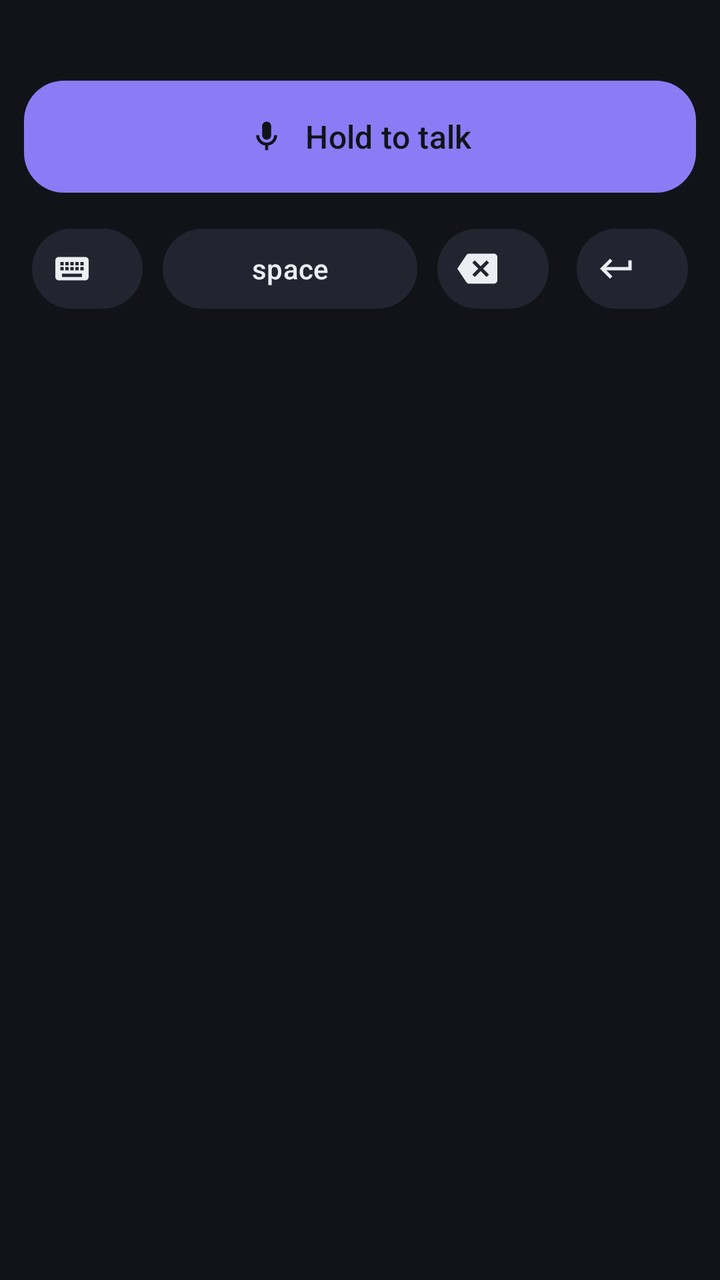
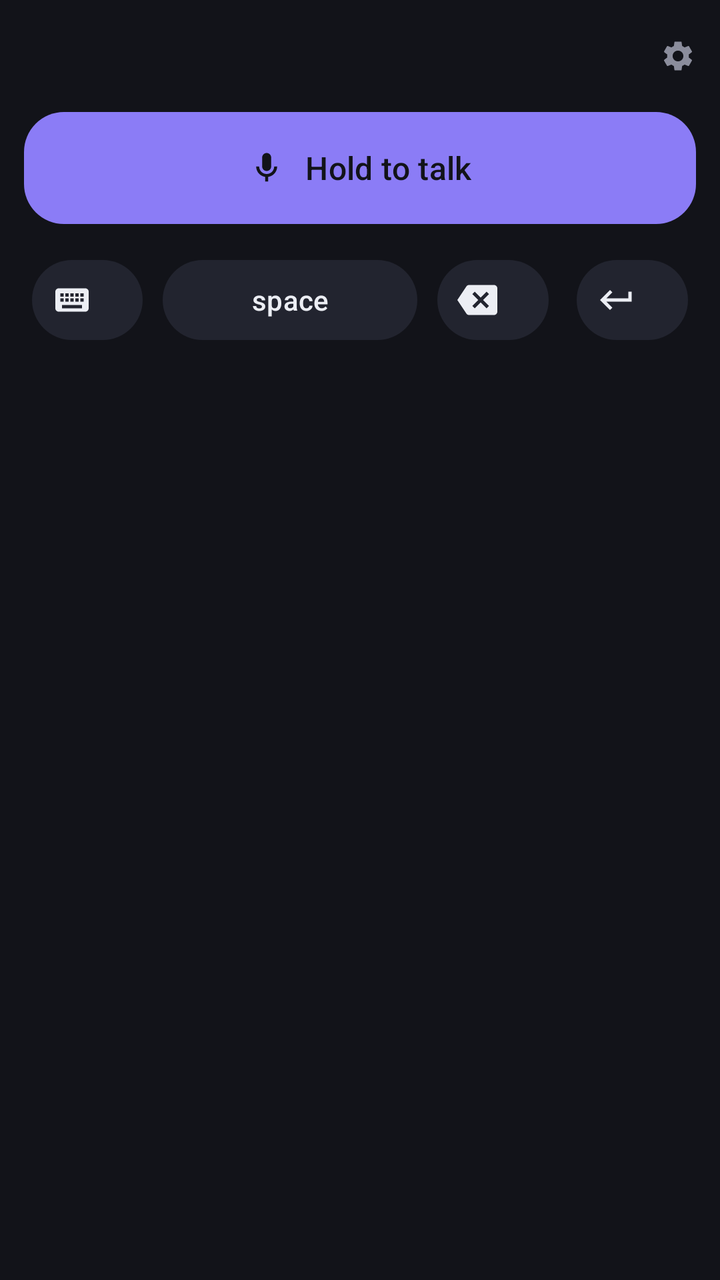

Two renders of the same Android screen: before a commit and after it. Below are the layout's source before the change and the commit's diff.
<!-- AndroidManifest.xml: application theme Theme.VoxScribe -->
<!-- res/layout/keyboard_view.xml -->
<?xml version="1.0" encoding="utf-8"?>
<LinearLayout xmlns:android="http://schemas.android.com/apk/res/android"
    xmlns:app="http://schemas.android.com/apk/res-auto"
    android:layout_width="match_parent"
    android:layout_height="wrap_content"
    android:orientation="vertical"
    android:background="@color/vox_surface"
    android:padding="12dp">

    <com.google.android.material.textview.MaterialTextView
        android:id="@+id/status_text"
        android:layout_width="match_parent"
        android:layout_height="wrap_content"
        android:gravity="center"
        android:textColor="@color/vox_on_surface_muted"
        android:textAppearance="?attr/textAppearanceLabelMedium"
        android:paddingBottom="8dp" />

    <com.google.android.material.button.MaterialButton
        android:id="@+id/mic_button"
        style="@style/Widget.Material3.Button"
        android:layout_width="match_parent"
        android:layout_height="64dp"
        android:text="@string/mic_button_idle"
        android:textSize="16sp"
        app:icon="@drawable/ic_mic"
        app:iconGravity="textStart"
        app:iconPadding="10dp"
        app:cornerRadius="20dp"
        app:backgroundTint="@color/vox_primary"
        android:textColor="@color/vox_on_primary"
        app:iconTint="@color/vox_on_primary"
        android:contentDescription="@string/desc_mic_idle" />

    <LinearLayout
        android:layout_width="match_parent"
        android:layout_height="wrap_content"
        android:orientation="horizontal"
        android:layout_marginTop="10dp">

        <com.google.android.material.button.MaterialButton
            android:id="@+id/switch_keyboard_button"
            style="@style/Widget.Material3.Button.IconButton.Filled.Tonal"
            android:layout_width="0dp"
            android:layout_height="wrap_content"
            android:layout_weight="1"
            android:layout_marginEnd="6dp"
            app:icon="@drawable/ic_keyboard_switch"
            app:iconTint="@color/vox_on_surface"
            app:backgroundTint="@color/vox_surface_container_high"
            android:contentDescription="@string/desc_switch_keyboard" />

        <com.google.android.material.button.MaterialButton
            android:id="@+id/space_button"
            style="@style/Widget.Material3.Button.TonalButton"
            android:layout_width="0dp"
            android:layout_height="wrap_content"
            android:layout_weight="2"
            android:layout_marginEnd="6dp"
            android:text="@string/key_space"
            android:textColor="@color/vox_on_surface"
            app:backgroundTint="@color/vox_surface_container_high" />

        <com.google.android.material.button.MaterialButton
            android:id="@+id/backspace_button"
            style="@style/Widget.Material3.Button.IconButton.Filled.Tonal"
            android:layout_width="0dp"
            android:layout_height="wrap_content"
            android:layout_weight="1"
            android:layout_marginEnd="6dp"
            app:icon="@drawable/ic_backspace"
            app:iconTint="@color/vox_on_surface"
            app:backgroundTint="@color/vox_surface_container_high"
            android:contentDescription="@string/desc_backspace" />

        <com.google.android.material.button.MaterialButton
            android:id="@+id/enter_button"
            style="@style/Widget.Material3.Button.IconButton.Filled.Tonal"
            android:layout_width="0dp"
            android:layout_height="wrap_content"
            android:layout_weight="1"
            app:icon="@drawable/ic_keyboard_return"
            app:iconTint="@color/vox_on_surface"
            app:backgroundTint="@color/vox_surface_container_high"
            android:contentDescription="@string/desc_enter" />

    </LinearLayout>
</LinearLayout>
<!-- resources referenced by this layout -->
<resources>
  <color name="vox_on_primary">#121319</color>
  <color name="vox_on_surface">#ECEEF4</color>
  <color name="vox_on_surface_muted">#8B8D9C</color>
  <color name="vox_primary">#8B7CF6</color>
  <color name="vox_surface">#121319</color>
  <color name="vox_surface_container_high">#22242F</color>
  <!-- drawable ic_backspace (drawable) -->
  <?xml version="1.0" encoding="utf-8"?>
  <vector xmlns:android="http://schemas.android.com/apk/res/android"
      android:width="24dp"
      android:height="24dp"
      android:viewportWidth="24"
      android:viewportHeight="24"
      android:tint="?attr/colorOnSurface">
      <path
          android:fillColor="#FF000000"
          android:pathData="M22,3H7c-0.69,0 -1.23,0.35 -1.59,0.88L0,12l5.41,8.11C5.77,20.64 6.31,21 7,21h15c1.1,0 2,-0.9 2,-2V5c0,-1.1 -0.9,-2 -2,-2zM19,15.59L17.59,17 14,13.41 10.41,17 9,15.59 12.59,12 9,8.41 10.41,7 14,10.59 17.59,7 19,8.41 15.41,12 19,15.59z" />
  </vector>
  <!-- drawable ic_keyboard_return (drawable) -->
  <?xml version="1.0" encoding="utf-8"?>
  <vector xmlns:android="http://schemas.android.com/apk/res/android"
      android:width="24dp"
      android:height="24dp"
      android:viewportWidth="24"
      android:viewportHeight="24"
      android:tint="?attr/colorOnSurface">
      <path
          android:fillColor="#FF000000"
          android:pathData="M19,7v4H5.83l3.58,-3.59L8,6l-6,6 6,6 1.41,-1.41L5.83,13H21V7z" />
  </vector>
  <!-- drawable ic_mic (drawable) -->
  <?xml version="1.0" encoding="utf-8"?>
  <vector xmlns:android="http://schemas.android.com/apk/res/android"
      android:width="24dp"
      android:height="24dp"
      android:viewportWidth="24"
      android:viewportHeight="24"
      android:tint="?attr/colorOnPrimary">
      <path
          android:fillColor="#FF000000"
          android:pathData="M12,14c1.66,0 3,-1.34 3,-3V5c0,-1.66 -1.34,-3 -3,-3S9,3.34 9,5v6C9,12.66 10.34,14 12,14z" />
      <path
          android:fillColor="#FF000000"
          android:pathData="M17,11c0,2.76 -2.24,5 -5,5s-5,-2.24 -5,-5H5c0,3.53 2.61,6.43 6,6.92V21h2v-3.08c3.39,-0.49 6,-3.39 6,-6.92H17z" />
  </vector>
  <string name="desc_backspace">Backspace</string>
  <string name="desc_enter">Enter</string>
  <string name="desc_mic_idle">Hold to record</string>
  <string name="desc_switch_keyboard">Switch keyboard</string>
  <string name="key_space">space</string>
  <string name="mic_button_idle">Hold to talk</string>
  <color name="vox_primary_container">#2A2547</color>
  <color name="vox_on_primary_container">#D8D2FB</color>
  <color name="vox_surface_container">#1B1D27</color>
  <color name="vox_outline">#2B2E3B</color>
  <color name="vox_error">#F0546B</color>
  <color name="vox_on_error">#FFFFFF</color>
  <!-- unchanged entries left out for length: 2 -->
</resources>

<!-- the commit's change to res/layout/keyboard_view.xml (unified diff, before → after) -->
@@ -7,14 +7,34 @@
     android:background="@color/vox_surface"
     android:padding="12dp">
 
-    <com.google.android.material.textview.MaterialTextView
-        android:id="@+id/status_text"
+    <LinearLayout
         android:layout_width="match_parent"
         android:layout_height="wrap_content"
-        android:gravity="center"
-        android:textColor="@color/vox_on_surface_muted"
-        android:textAppearance="?attr/textAppearanceLabelMedium"
-        android:paddingBottom="8dp" />
+        android:orientation="horizontal"
+        android:gravity="center_vertical"
+        android:paddingBottom="8dp">
+
+        <com.google.android.material.textview.MaterialTextView
+            android:id="@+id/status_text"
+            android:layout_width="0dp"
+            android:layout_height="wrap_content"
+            android:layout_weight="1"
+            android:gravity="center"
+            android:textColor="@color/vox_on_surface_muted"
+            android:textAppearance="?attr/textAppearanceLabelMedium" />
+
+        <com.google.android.material.button.MaterialButton
+            android:id="@+id/settings_button"
+            style="@style/Widget.Material3.Button.IconButton"
+            android:layout_width="32dp"
+            android:layout_height="32dp"
+            android:insetTop="0dp"
+            android:insetBottom="0dp"
+            app:icon="@drawable/ic_settings"
+            app:iconSize="18dp"
+            app:iconTint="@color/vox_on_surface_muted"
+            android:contentDescription="@string/desc_settings" />
+    </LinearLayout>
 
     <com.google.android.material.button.MaterialButton
         android:id="@+id/mic_button"
<!-- resource entries referenced after the edit -->
@@ -45,9 +45,22 @@
           android:fillColor="#FF000000"
           android:pathData="M17,11c0,2.76 -2.24,5 -5,5s-5,-2.24 -5,-5H5c0,3.53 2.61,6.43 6,6.92V21h2v-3.08c3.39,-0.49 6,-3.39 6,-6.92H17z" />
   </vector>
+  <!-- drawable ic_settings (drawable) -->
+  <?xml version="1.0" encoding="utf-8"?>
+  <vector xmlns:android="http://schemas.android.com/apk/res/android"
+      android:width="24dp"
+      android:height="24dp"
+      android:viewportWidth="24"
+      android:viewportHeight="24"
+      android:tint="?attr/colorOnSurface">
+      <path
+          android:fillColor="#FF000000"
+          android:pathData="M19.14,12.94c0.04,-0.3 0.06,-0.61 0.06,-0.94c0,-0.32 -0.02,-0.64 -0.07,-0.94l2.03,-1.58c0.18,-0.14 0.23,-0.41 0.12,-0.61l-1.92,-3.32c-0.12,-0.22 -0.37,-0.29 -0.59,-0.22l-2.39,0.96c-0.5,-0.38 -1.03,-0.7 -1.62,-0.94L14.4,2.81c-0.04,-0.24 -0.24,-0.41 -0.48,-0.41h-3.84c-0.24,0 -0.43,0.17 -0.47,0.41L9.25,5.35C8.66,5.59 8.12,5.92 7.63,6.29L5.24,5.33c-0.22,-0.08 -0.47,0 -0.59,0.22L2.74,8.87C2.62,9.08 2.66,9.34 2.86,9.48l2.03,1.58C4.84,11.36 4.8,11.69 4.8,12s0.02,0.64 0.07,0.94l-2.03,1.58c-0.18,0.14 -0.23,0.41 -0.12,0.61l1.92,3.32c0.12,0.22 0.37,0.29 0.59,0.22l2.39,-0.96c0.5,0.38 1.03,0.7 1.62,0.94l0.36,2.54c0.05,0.24 0.24,0.41 0.48,0.41h3.84c0.24,0 0.44,-0.17 0.47,-0.41l0.36,-2.54c0.59,-0.24 1.13,-0.56 1.62,-0.94l2.39,0.96c0.22,0.08 0.47,0 0.59,-0.22l1.92,-3.32c0.12,-0.22 0.07,-0.47 -0.12,-0.61L19.14,12.94zM12,15.6c-1.98,0 -3.6,-1.62 -3.6,-3.6s1.62,-3.6 3.6,-3.6s3.6,1.62 3.6,3.6S13.98,15.6 12,15.6z" />
+  </vector>
   <string name="desc_backspace">Backspace</string>
   <string name="desc_enter">Enter</string>
   <string name="desc_mic_idle">Hold to record</string>
+  <string name="desc_settings">Settings</string>
   <string name="desc_switch_keyboard">Switch keyboard</string>
   <string name="key_space">space</string>
   <string name="mic_button_idle">Hold to talk</string>
